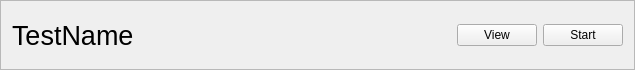
This is src/views/ui/testButton.ui in adibozzhanov/LeProgram as Qt 5 draws it before an edit. The edited form follows.
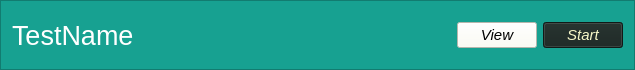
This is the edited form.

```diff
--- a/src/views/ui/testButton.ui
+++ b/src/views/ui/testButton.ui
@@ -19,6 +19,10 @@
   <property name="windowTitle">
    <string>Frame</string>
   </property>
+  <property name="styleSheet">
+   <string notr="true">background-color: rgb(23, 161, 145);
+border-color: rgb(23, 161, 145);</string>
+  </property>
   <property name="frameShape">
    <enum>QFrame::StyledPanel</enum>
   </property>
@@ -27,9 +31,16 @@
     <widget class="QLabel" name="testNameLabel">
      <property name="font">
       <font>
+       <family>Helvetica Neue</family>
        <pointsize>20</pointsize>
+       <weight>50</weight>
+       <italic>false</italic>
+       <bold>false</bold>
       </font>
      </property>
+     <property name="styleSheet">
+      <string notr="true">color: rgb(255, 255, 255)</string>
+     </property>
      <property name="text">
       <string>TestName</string>
      </property>
@@ -40,9 +51,12 @@
      <property name="orientation">
       <enum>Qt::Horizontal</enum>
      </property>
+     <property name="sizeType">
+      <enum>QSizePolicy::Expanding</enum>
+     </property>
      <property name="sizeHint" stdset="0">
       <size>
-       <width>40</width>
+       <width>50</width>
        <height>20</height>
       </size>
      </property>
@@ -66,6 +80,19 @@
    </item>
    <item>
     <widget class="QPushButton" name="viewButton">
+     <property name="font">
+      <font>
+       <family>Helvetica Neue</family>
+       <pointsize>11</pointsize>
+       <italic>true</italic>
+      </font>
+     </property>
+     <property name="styleSheet">
+      <string notr="true">background-color: rgb(255, 255, 242);
+border-color: rgb(255, 255, 242);
+selection-color:rgb(233, 234, 189);
+selection-background-color: rgb(233, 234, 189);</string>
+     </property>
      <property name="text">
       <string>View</string>
      </property>
@@ -73,6 +100,18 @@
    </item>
    <item>
     <widget class="QPushButton" name="startButton">
+     <property name="font">
+      <font>
+       <family>Helvetica Neue</family>
+       <pointsize>11</pointsize>
+       <italic>true</italic>
+      </font>
+     </property>
+     <property name="styleSheet">
+      <string notr="true">background-color: rgb(24, 35, 32);
+color: rgb(246, 247, 200);
+</string>
+     </property>
      <property name="text">
       <string>Start</string>
      </property>
```
